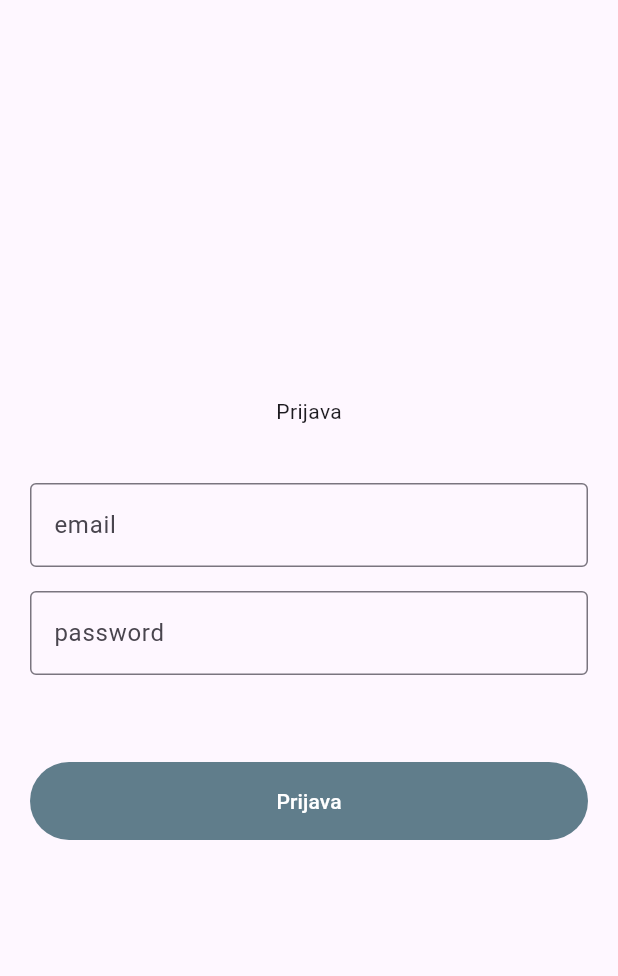
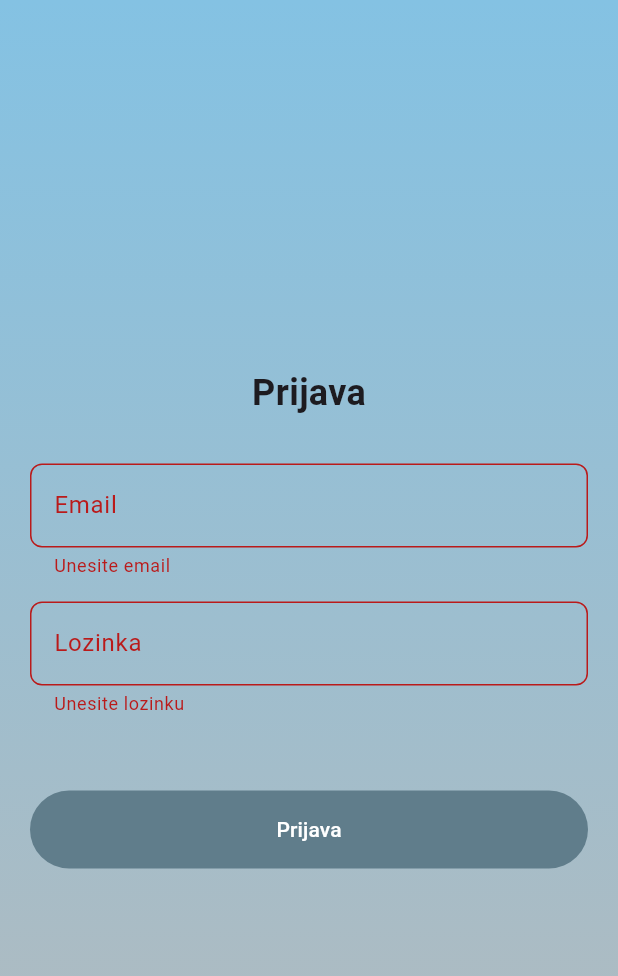
Before and after one commit to unaBelko/rs2-rent-sistem, a Flutter app: the LoginPage screen opened directly, after a tap on "Prijava", on a phone screen of 412 x 824 dp. Shown: the top 976 px of the screen. Run offline on Flutter 3.47's test engine with Material 3 defaults, Android fonts, the phone set to English and light mode, and no system bars; our stand-ins replace cached_network_image, dio, flutter_rating_bar, flutter_secure_storage, freezed_annotation, hooks_riverpod; missing offline and left inert: form_builder_file_picker; accounts and stored records are empty; network calls fail.

Commit message:
Login handling and user list displaying

```diff
--- a/rs2-rent-sistem/rs2-ui/rs2_rent_sistem/lib/models/user/user.dart
+++ b/rs2-rent-sistem/rs2-ui/rs2_rent_sistem/lib/models/user/user.dart
@@ -6,9 +6,9 @@ part 'user.g.dart';
 @Freezed()
 class User with _$User {
   const factory User({
-    @Default('') String id,
-    @Default('') String name,
-    @Default('') String surname,
+    required int id,
+    @Default('') String firstName,
+    @Default('') String lastName,
     @Default('') String email,
     @Default(0) int numberOfOrders,
     @Default(0) int numberOfReviews,
--- a/rs2-rent-sistem/rs2-ui/rs2_rent_sistem/lib/pages/desktop_home_page.dart
+++ b/rs2-rent-sistem/rs2-ui/rs2_rent_sistem/lib/pages/desktop_home_page.dart
@@ -8,6 +8,7 @@ import 'package:rs2_rent_sistem/pages/desktop_app_pages/orders_page.dart';
 import 'package:rs2_rent_sistem/pages/desktop_app_pages/reports_page.dart';
 import 'package:rs2_rent_sistem/pages/desktop_app_pages/users_page.dart';
 import 'package:rs2_rent_sistem/shared/providers/simple_state_providers.dart';
+import 'package:rs2_rent_sistem/shared/providers/user_providers.dart';
 import 'package:rs2_rent_sistem/shared/utilities/enumerations.dart';
 
 class DesktopHomePage extends ConsumerWidget {
@@ -116,6 +117,7 @@ class DesktopHomePage extends ConsumerWidget {
                 leading: const Icon(Icons.logout, color: Colors.white),
                 title: const Text('Odjava', style: TextStyle(color: Colors.white)),
                 onTap: () {
+                  ref.read(authTokenProviderDesktop.notifier).state = null;
                   Navigator.pop(context);
                 },
               ),
--- a/rs2-rent-sistem/rs2-ui/rs2_rent_sistem/lib/pages/login_page.dart
+++ b/rs2-rent-sistem/rs2-ui/rs2_rent_sistem/lib/pages/login_page.dart
@@ -1,9 +1,12 @@
 import 'dart:developer';
+import 'dart:io';
 import 'package:flutter/material.dart';
 import 'package:hooks_riverpod/hooks_riverpod.dart';
 import 'package:rs2_rent_sistem/pages/home_page.dart';
 import 'package:rs2_rent_sistem/shared/api_services/user_service.dart';
+import 'package:rs2_rent_sistem/shared/providers/user_providers.dart';
 import 'package:rs2_rent_sistem/shared/utilities/secure_storage_handler.dart';
+import 'package:rs2_rent_sistem/shared/widgets/generic_text_input_field.dart';
 import 'package:rs2_rent_sistem/shared/widgets/rent_system_button.dart';
 
 class LoginPage extends ConsumerStatefulWidget {
@@ -14,85 +17,113 @@ class LoginPage extends ConsumerStatefulWidget {
 }
 
 class _LoginPageState extends ConsumerState<LoginPage> {
-  final emailController = TextEditingController();
-  final passwordController = TextEditingController();
+  final GlobalKey<FormState> _formKey = GlobalKey<FormState>();
+  final TextEditingController _emailController = TextEditingController();
+  final TextEditingController _passwordController = TextEditingController();
+
+  void _submitForm(BuildContext context) async {
+    if (_formKey.currentState!.validate()) {
+      var loginRes = await UserService().logIn(
+        LoginData(
+          email: _emailController.text.trim(),
+          password: _passwordController.text.trim(),
+        ),
+      );
+
+      if (loginRes.isSuccess && loginRes.data != null) {
+        var token = loginRes.data!.token;
+        log('Token: $token');
+        if (Platform.isWindows || Platform.isMacOS || Platform.isLinux) {
+          ref.read(authTokenProviderDesktop.notifier).state = token;
+        } else {
+          await SecureStorageHandler().saveToken(token);
+        }
+        Navigator.of(context).push(
+          MaterialPageRoute(builder: (context) => HomePage()),
+        );
+      } else {
+        log('Login failed: ${loginRes.error}');
+        ScaffoldMessenger.of(context).showSnackBar(
+          SnackBar(content: Text('Prijava nije uspjela: ${loginRes.error}')),
+        );
+      }
+    }
+  }
 
   @override
   Widget build(BuildContext context) {
     return Scaffold(
       body: SafeArea(
+        child: Container(
+          decoration: const BoxDecoration(
+            gradient: LinearGradient(
+              begin: Alignment.topCenter,
+              end: Alignment.bottomCenter,
+              colors: [
+                Color(0xFF84C2E3), // Light greyish blue
+                Color(0xFFB6BABB), // Lighter greyish tone
+              ],
+            ),
+          ),
+          child: Center(
+            child: LayoutBuilder(
+              builder: (context, constraints) {
+                final isDesktop = constraints.maxWidth > 600; // Consider >600px as desktop
+                final formWidth = isDesktop ? constraints.maxWidth / 2 : double.infinity;
+
+                return ConstrainedBox(
+                  constraints: BoxConstraints(maxWidth: formWidth),
+                  child: Padding(
+                    padding: const EdgeInsets.symmetric(horizontal: 20.0),
+                    child: Form(
+                      key: _formKey,
                       child: Column(
                         mainAxisAlignment: MainAxisAlignment.center,
                         children: [
                           const Text(
                             'Prijava',
+                            style: TextStyle(fontSize: 24, fontWeight: FontWeight.bold),
                           ),
-            const SizedBox(
-              height: 30,
+                          const SizedBox(height: 30),
+                          GenericTextInputField(
+                            controller: _emailController,
+                            validator: (value) {
+                              if (value == null || value.isEmpty) {
+                                return 'Unesite email';
+                              }
+                              final emailRegex = RegExp(r'^[^@]+@[^@]+\.[^@]+');
+                              if (!emailRegex.hasMatch(value)) {
+                                return 'Unesite validan email';
+                              }
+                              return null;
+                            },
+                            label: 'Email',
                           ),
-            Padding(
-              padding: const EdgeInsets.symmetric(
-                horizontal: 20.0,
-                vertical: 8.0,
-              ),
-              child: TextField(
-                controller: emailController,
-                decoration: const InputDecoration(
-                  border: OutlineInputBorder(),
-                  hintText: 'email',
-                ),
-              ),
-            ),
-            Padding(
-              padding: const EdgeInsets.symmetric(
-                horizontal: 20.0,
-                vertical: 8.0,
-              ),
-              child: TextField(
+                          const SizedBox(height: 16),
+                          GenericTextInputField(
+                            controller: _passwordController,
                             obscureText: true,
-                controller: passwordController,
-                decoration: const InputDecoration(
-                  border: OutlineInputBorder(),
-                  hintText: 'password',
-                ),
-              ),
-            ),
-            const SizedBox(
-              height: 50,
-            ),
-            Padding(
-              padding: const EdgeInsets.symmetric(
-                horizontal: 20.0,
-              ),
-              child: Row(
-                children: [
-                  Expanded(
-                    child: RentSystemButton(
-                      label: 'Prijava',
-                      onTap: () async {
-                        var loginRes = await UserService().logIn(
-                          LoginData(
-                            password: passwordController.text.trim(),
-                            email: emailController.text.trim(),
-                          ),
-                        );
-                        if (loginRes.isSuccess && loginRes.data != null) {
-                          var token = loginRes.data!.token;
-                          log('Token: $token');
-                          await SecureStorageHandler().saveToken(token);
-                          Navigator.of(context).push(
-                            MaterialPageRoute(builder: (context) => HomePage()),
-                          );
-                        } else {
-                          log('Login failed: ${loginRes.error}');
+                            label: 'Lozinka',
+                            validator: (value) {
+                              if (value == null || value.isEmpty) {
+                                return 'Unesite lozinku';
                               }
+                              return null;
                             },
                           ),
+                          const SizedBox(height: 50),
+                          RentSystemButton(
+                            label: 'Prijava',
+                            onTap: () => _submitForm(context),
                           ),
                         ],
                       ),
                     ),
-          ],
+                  ),
+                );
+              },
+            ),
+          ),
         ),
       ),
     );
--- a/rs2-rent-sistem/rs2-ui/rs2_rent_sistem/lib/shared/providers/equipment_providers.dart
+++ b/rs2-rent-sistem/rs2-ui/rs2_rent_sistem/lib/shared/providers/equipment_providers.dart
@@ -7,9 +7,9 @@ final equipmentListProvider = FutureProvider<List<EquipmentListItem>>((ref) asyn
   final response = await EquipmentService().getEquipmentList();
 
   if (response.isSuccess && response.data != null) {
-    return response.data!;
+    return response.data!.result;
   } else {
-    throw Exception(response.error); // Throw an exception if there is an error
+    throw Exception(response.error);
   }
 });
 
--- a/rs2-rent-sistem/rs2-ui/rs2_rent_sistem/lib/shared/providers/user_providers.dart
+++ b/rs2-rent-sistem/rs2-ui/rs2_rent_sistem/lib/shared/providers/user_providers.dart
@@ -32,3 +32,7 @@ final usersListProvider = FutureProvider<List<User>>((ref) async {
     throw Exception(response.error);
   }
 });
+
+final authTokenProviderDesktop = StateProvider<String?>((ref) {
+  return null;
+});
--- a/rs2-rent-sistem/rs2-ui/rs2_rent_sistem/lib/shared/utilities/secure_storage_handler.dart
+++ b/rs2-rent-sistem/rs2-ui/rs2_rent_sistem/lib/shared/utilities/secure_storage_handler.dart
@@ -7,8 +7,8 @@ class SecureStorageHandler {
     await _storage.write(key: 'auth_token', value: token);
   }
 
-  Future<String> getToken() async {
-    return await _storage.read(key: 'auth_token') ?? '';
+  Future<String?> getToken() async {
+    return await _storage.read(key: 'auth_token');
   }
 
   Future<void> deleteToken() async {
```
Also changed, not shown: rs2-rent-sistem/rs2-ui/rs2_rent_sistem/lib/models/equipment_list.dart (added, +20 -0 lines), rs2-rent-sistem/rs2-ui/rs2_rent_sistem/lib/pages/desktop_app_pages/users_page.dart (+5 -5 lines), rs2-rent-sistem/rs2-ui/rs2_rent_sistem/lib/pages/home_page.dart (+9 -5 lines), rs2-rent-sistem/rs2-ui/rs2_rent_sistem/lib/shared/api_services/dio_service.dart (+1 -1 lines), rs2-rent-sistem/rs2-ui/rs2_rent_sistem/lib/shared/api_services/equipment_service.dart (+7 -23 lines), rs2-rent-sistem/rs2-ui/rs2_rent_sistem/lib/models/equipment_list.freezed.dart (added), rs2-rent-sistem/rs2-ui/rs2_rent_sistem/lib/models/equipment_list.g.dart (added), rs2-rent-sistem/rs2-ui/rs2_rent_sistem/lib/models/user/user.freezed.dart, rs2-rent-sistem/rs2-ui/rs2_rent_sistem/lib/models/user/user.g.dart. Lines whose indentation alone changed are shown as unchanged.
